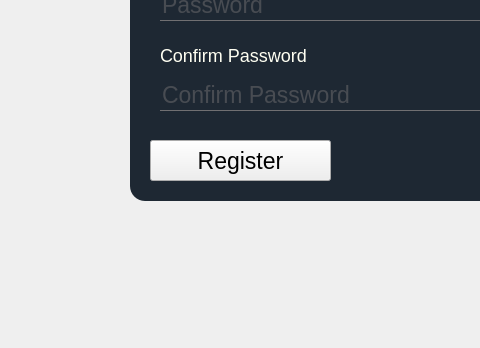
Before: the Qt Designer form Register.ui in mranonymod/PyProject, drawn with Qt 5; both pictures show x 180 to 660 and y 450 to 798 of the 1082 by 798 pixel window.
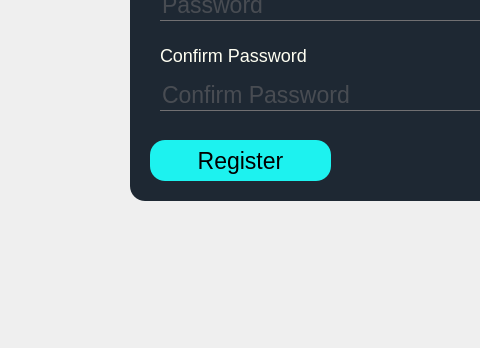
After: the same form once the commit is applied. Icons and pictures are not drawn.

Patch:
```diff
--- a/Register.ui
+++ b/Register.ui
@@ -27,7 +27,7 @@
 background:#1e2833;
 border-radius:15px;
 }
-#pushButton{
+#RegisterButton{
 background:#1df2ef;
 border-radius:15px;
 }
```
Left out of the diff: 4 changed lines with no effect on the pictures.
